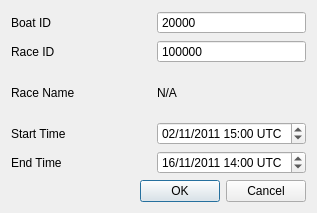
Old version of the form src/Ui/DialogDownloadTracks.ui in the repository nohal/qtVlm.
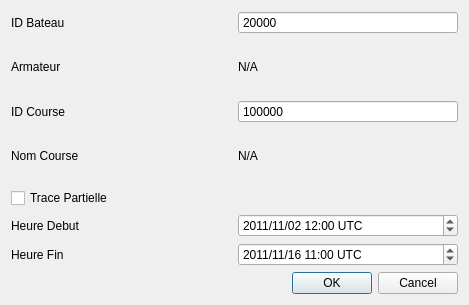
New version of the form.

Commit message: Bank Counter now checks the validity of user ID. End and start times optional.

Diff of the .ui file:
```diff
--- a/src/Ui/DialogDownloadTracks.ui
+++ b/src/Ui/DialogDownloadTracks.ui
@@ -6,8 +6,8 @@
    <rect>
     <x>0</x>
     <y>0</y>
-    <width>317</width>
-    <height>213</height>
+    <width>469</width>
+    <height>305</height>
    </rect>
   </property>
   <property name="windowTitle">
@@ -19,7 +19,7 @@
      <item row="0" column="0">
       <widget class="QLabel" name="labelBoatID">
        <property name="text">
-        <string>Boat ID</string>
+        <string>ID Bateau</string>
        </property>
       </widget>
      </item>
@@ -43,13 +43,27 @@
       </widget>
      </item>
      <item row="1" column="0">
-      <widget class="QLabel" name="labelRaceID">
+      <widget class="QLabel" name="labelBoatName">
        <property name="text">
-        <string>Race ID</string>
+        <string>Armateur</string>
        </property>
       </widget>
      </item>
      <item row="1" column="1">
+      <widget class="QLabel" name="labelDisplayBoatName">
+       <property name="text">
+        <string>N/A</string>
+       </property>
+      </widget>
+     </item>
+     <item row="2" column="0">
+      <widget class="QLabel" name="labelRaceID">
+       <property name="text">
+        <string>ID Course</string>
+       </property>
+      </widget>
+     </item>
+     <item row="2" column="1">
       <widget class="QSpinBox" name="raceIDEdit">
        <property name="buttonSymbols">
         <enum>QAbstractSpinBox::NoButtons</enum>
@@ -65,35 +79,42 @@
        </property>
       </widget>
      </item>
-     <item row="2" column="0">
+     <item row="3" column="0">
       <widget class="QLabel" name="labelRaceName">
        <property name="text">
-        <string>Race Name</string>
+        <string>Nom Course</string>
        </property>
       </widget>
      </item>
-     <item row="2" column="1">
+     <item row="3" column="1">
       <widget class="QLabel" name="labelDisplayRaceName">
        <property name="text">
         <string>N/A</string>
        </property>
       </widget>
      </item>
-     <item row="3" column="0">
+     <item row="4" column="0" colspan="2">
+      <widget class="QCheckBox" name="frameTrackCheckBox">
+       <property name="text">
+        <string>Trace Partielle</string>
+       </property>
+      </widget>
+     </item>
+     <item row="5" column="0">
       <widget class="QLabel" name="labelStartTime">
        <property name="text">
-        <string>Start Time</string>
+        <string>Heure Debut</string>
        </property>
       </widget>
      </item>
-     <item row="3" column="1">
+     <item row="5" column="1">
       <widget class="QDateTimeEdit" name="startTimeEdit">
        <property name="inputMethodHints">
         <set>Qt::ImhPreferNumbers</set>
        </property>
        <property name="dateTime">
         <datetime>
-         <hour>15</hour>
+         <hour>12</hour>
          <minute>0</minute>
          <second>0</second>
          <year>2011</year>
@@ -102,25 +123,25 @@
         </datetime>
        </property>
        <property name="displayFormat">
-        <string>dd/MM/yyyy hh:mm UTC</string>
+        <string>yyyy/MM/dd hh:mm UTC</string>
        </property>
        <property name="timeSpec">
         <enum>Qt::UTC</enum>
        </property>
       </widget>
      </item>
-     <item row="4" column="0">
+     <item row="6" column="0">
       <widget class="QLabel" name="labelEndTime">
        <property name="text">
-        <string>End Time</string>
+        <string>Heure Fin</string>
        </property>
       </widget>
      </item>
-     <item row="4" column="1">
+     <item row="6" column="1">
       <widget class="QDateTimeEdit" name="endTimeEdit">
        <property name="dateTime">
         <datetime>
-         <hour>14</hour>
+         <hour>11</hour>
          <minute>0</minute>
          <second>0</second>
          <year>2011</year>
@@ -129,14 +150,14 @@
         </datetime>
        </property>
        <property name="displayFormat">
-        <string>dd/MM/yyyy hh:mm UTC</string>
+        <string>yyyy/MM/dd hh:mm UTC</string>
        </property>
        <property name="timeSpec">
         <enum>Qt::UTC</enum>
        </property>
       </widget>
      </item>
-     <item row="5" column="0" colspan="2">
+     <item row="7" column="0" colspan="2">
       <widget class="QDialogButtonBox" name="buttonBox">
        <property name="orientation">
         <enum>Qt::Horizontal</enum>
```
The commit also changes 2 other files.
